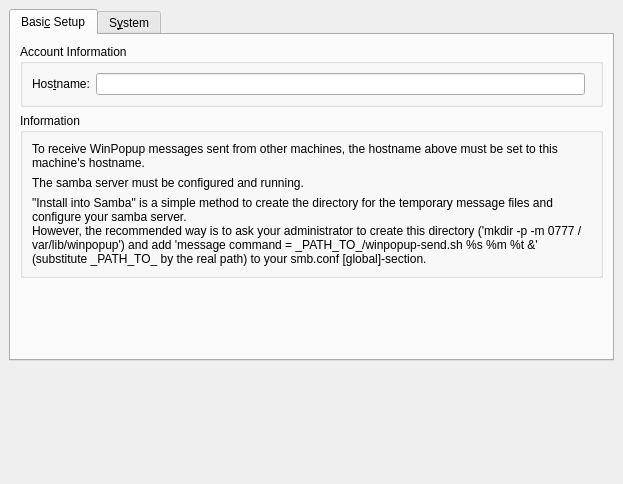
Above: protocols/winpopup/ui/wpeditaccountbase.ui from KDE/kopete before the change. Below: the same form after it.
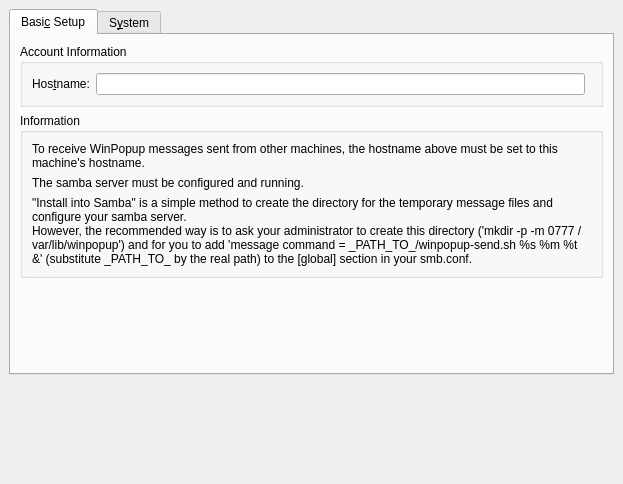
That is the form after the change. Custom widgets are drawn as their Qt base class.

What changed in the file:
```diff
--- a/protocols/winpopup/ui/wpeditaccountbase.ui
+++ b/protocols/winpopup/ui/wpeditaccountbase.ui
@@ -181,8 +181,8 @@
             </property>
             <property name="text" >
              <string>"Install into Samba" is a simple method to create the directory for the temporary message files and configure your samba server.&lt;br>
-However, the recommended way is to ask your administrator to create this directory ('mkdir -p -m 0777 /var/lib/winpopup') and add
-'message command = _PATH_TO_/winpopup-send.sh %s %m %t &amp;' (substitute _PATH_TO_ by the real path) to your smb.conf [global]-section.</string>
+However, the recommended way is to ask your administrator to create this directory ('mkdir -p -m 0777 /var/lib/winpopup') and for you to add
+'message command = _PATH_TO_/winpopup-send.sh %s %m %t &amp;' (substitute _PATH_TO_ by the real path) to the [global] section in your smb.conf.</string>
             </property>
             <property name="textFormat" >
              <enum>Qt::RichText</enum>
```
Left out of the diff: 8 changed lines with no effect on the pictures.
